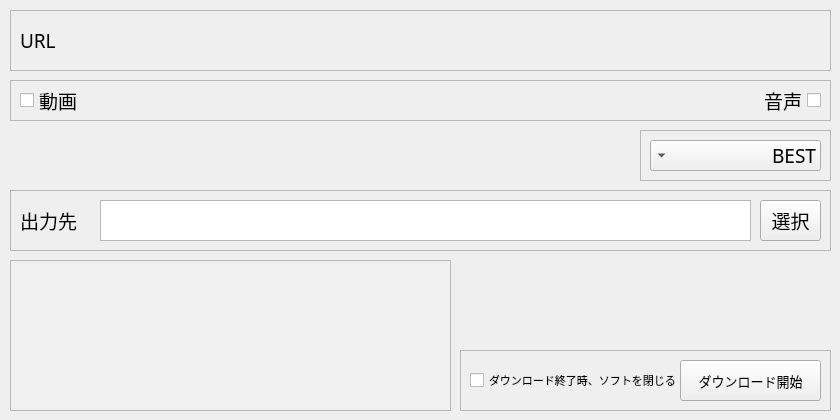
First picture: the form in src/widget.ui, repository YukiWorks432/YoutubeDownloader, before the edit.
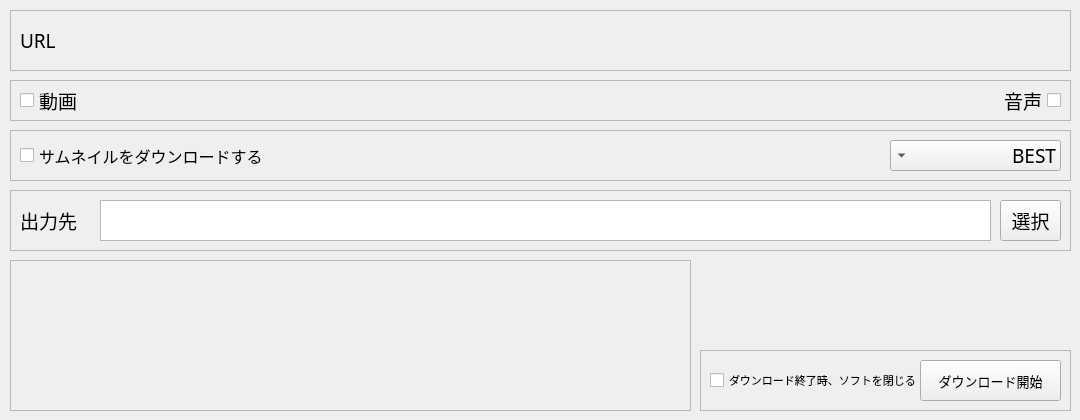
Second picture: the form after the edit. Custom widgets are drawn as their Qt base class.

```diff
--- a/src/widget.ui
+++ b/src/widget.ui
@@ -9,19 +9,19 @@
    <rect>
     <x>0</x>
     <y>0</y>
-    <width>840</width>
+    <width>1080</width>
     <height>420</height>
    </rect>
   </property>
   <property name="minimumSize">
    <size>
-    <width>840</width>
+    <width>1080</width>
     <height>420</height>
    </size>
   </property>
   <property name="maximumSize">
    <size>
-    <width>840</width>
+    <width>1080</width>
     <height>420</height>
    </size>
   </property>
@@ -61,7 +61,7 @@
     <rect>
      <x>10</x>
      <y>10</y>
-     <width>821</width>
+     <width>1061</width>
      <height>61</height>
     </rect>
    </property>
@@ -121,7 +121,7 @@
      <rect>
       <x>90</x>
       <y>10</y>
-      <width>721</width>
+      <width>961</width>
       <height>41</height>
      </rect>
     </property>
@@ -158,7 +158,7 @@
   <widget class="QFrame" name="DLFrame">
    <property name="geometry">
     <rect>
-     <x>460</x>
+     <x>700</x>
      <y>350</y>
      <width>371</width>
      <height>61</height>
@@ -240,9 +240,9 @@
     <property name="geometry">
      <rect>
       <x>10</x>
-      <y>10</y>
+      <y>0</y>
       <width>211</width>
-      <height>41</height>
+      <height>61</height>
      </rect>
     </property>
     <property name="font">
@@ -271,7 +271,7 @@
     <rect>
      <x>10</x>
      <y>80</y>
-     <width>821</width>
+     <width>1061</width>
      <height>41</height>
     </rect>
    </property>
@@ -329,7 +329,7 @@
    <widget class="QCheckBox" name="ACB">
     <property name="geometry">
      <rect>
-      <x>740</x>
+      <x>980</x>
       <y>0</y>
       <width>71</width>
       <height>41</height>
@@ -364,7 +364,7 @@
     <rect>
      <x>10</x>
      <y>190</y>
-     <width>821</width>
+     <width>1061</width>
      <height>61</height>
     </rect>
    </property>
@@ -424,7 +424,7 @@
      <rect>
       <x>90</x>
       <y>10</y>
-      <width>651</width>
+      <width>891</width>
       <height>41</height>
      </rect>
     </property>
@@ -475,7 +475,7 @@
    <widget class="QPushButton" name="SButton">
     <property name="geometry">
      <rect>
-      <x>750</x>
+      <x>990</x>
       <y>10</y>
       <width>61</width>
       <height>41</height>
@@ -505,9 +505,9 @@
   <widget class="QFrame" name="frame">
    <property name="geometry">
     <rect>
-     <x>640</x>
+     <x>10</x>
      <y>130</y>
-     <width>191</width>
+     <width>1061</width>
      <height>51</height>
     </rect>
    </property>
@@ -533,7 +533,7 @@
    <widget class="QComboBox" name="ACCombo">
     <property name="geometry">
      <rect>
-      <x>10</x>
+      <x>880</x>
       <y>10</y>
       <width>171</width>
       <height>31</height>
@@ -590,13 +590,42 @@
      </property>
     </item>
    </widget>
+   <widget class="QCheckBox" name="ThCheckBox">
+    <property name="geometry">
+     <rect>
+      <x>10</x>
+      <y>0</y>
+      <width>261</width>
+      <height>51</height>
+     </rect>
+    </property>
+    <property name="font">
+     <font>
+      <family>M+ 2p heavy</family>
+      <pointsize>12</pointsize>
+      <weight>50</weight>
+      <italic>false</italic>
+      <bold>false</bold>
+      <underline>false</underline>
+      <strikeout>false</strikeout>
+      <stylestrategy>PreferAntialias</stylestrategy>
+      <kerning>true</kerning>
+     </font>
+    </property>
+    <property name="contextMenuPolicy">
+     <enum>Qt::NoContextMenu</enum>
+    </property>
+    <property name="text">
+     <string>サムネイルをダウンロードする</string>
+    </property>
+   </widget>
   </widget>
   <widget class="QTextEdit" name="LOG">
    <property name="geometry">
     <rect>
      <x>10</x>
      <y>260</y>
-     <width>441</width>
+     <width>681</width>
      <height>151</height>
     </rect>
    </property>
@@ -650,6 +679,9 @@
      <kerning>true</kerning>
     </font>
    </property>
+   <property name="frameShadow">
+    <enum>QFrame::Sunken</enum>
+   </property>
    <property name="readOnly">
     <bool>true</bool>
    </property>
```
